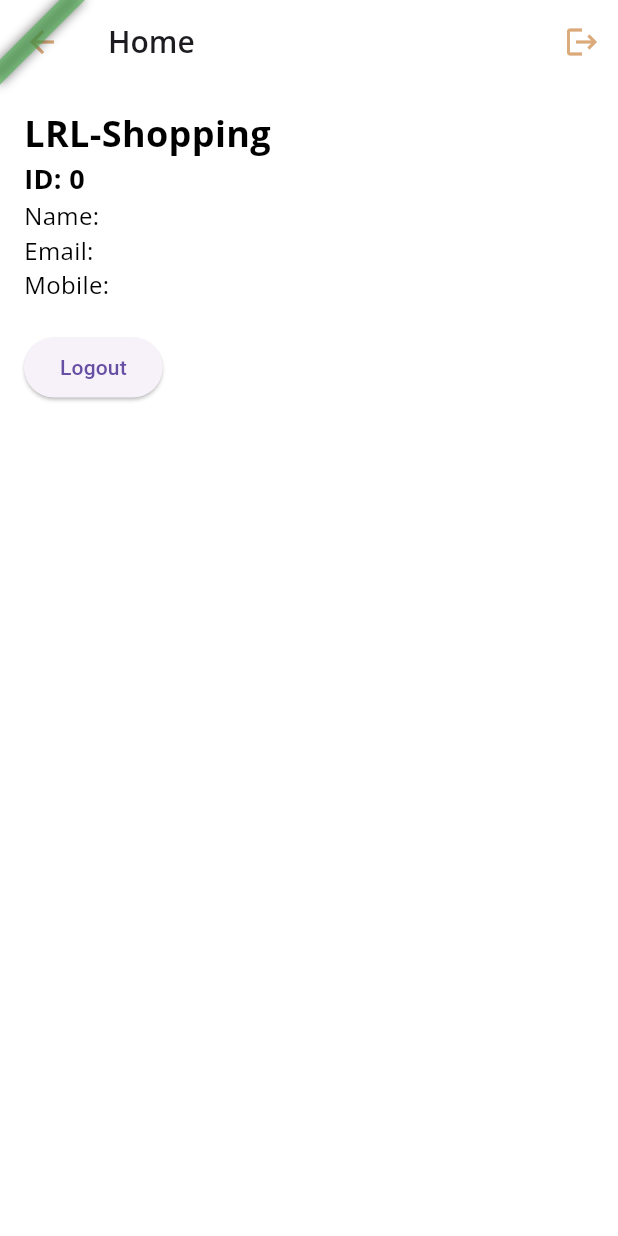
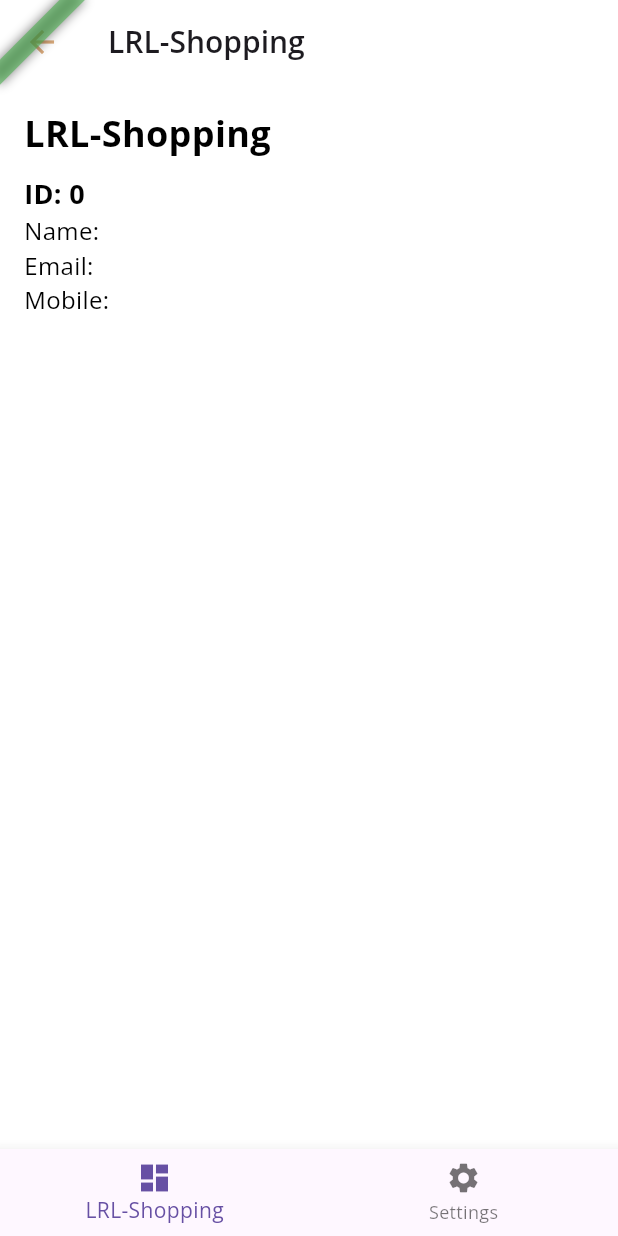
Before and after one commit to majharul-islam181/LRL-Shopping, a Flutter app: the HomePage screen opened directly, on a phone screen of 412 x 824 dp. Run offline on Flutter 3.47's test engine with Material 3 defaults, Android fonts, the phone set to English and light mode, and no system bars; our stand-ins replace dartz, dio, easy_localization, equatable, firebase_core, firebase_crashlytics and 5 more; accounts and stored records are empty; Roboto replaces fonts that are missing (Muli).

Commit message:
feat: bottom navbar added

```diff
--- /dev/null
+++ b/lib/feature/home/presentation/pages/dashboard_page.dart
@@ -0,0 +1,35 @@
+import 'package:flutter/material.dart';
+import 'package:easy_localization/easy_localization.dart';
+import 'package:lrl_shopping/core/language/generated/locale_keys.g.dart';
+import 'package:lrl_shopping/feature/auth/domain/entites/user.dart';
+
+class DashboardPage extends StatelessWidget {
+  final User user; // ✅ Receive user data from HomeBottomNavBar
+
+  const DashboardPage({super.key, required this.user});
+
+  @override
+  Widget build(BuildContext context) {
+    return Scaffold(
+      appBar: AppBar(title: Text(LocaleKeys.title.tr())),
+      body: Padding(
+        padding: const EdgeInsets.all(16.0),
+        child: Column(
+          crossAxisAlignment: CrossAxisAlignment.start,
+          children: [
+            Text(
+              LocaleKeys.title.tr(), // ✅ Uses translation
+              style: const TextStyle(fontSize: 24, fontWeight: FontWeight.bold),
+            ),
+            const SizedBox(height: 10),
+            Text("ID: ${user.id}",
+                style: const TextStyle(fontSize: 18, fontWeight: FontWeight.bold)),
+            Text("Name: ${user.name}", style: const TextStyle(fontSize: 16)),
+            Text("Email: ${user.email}", style: const TextStyle(fontSize: 16)),
+            Text("Mobile: ${user.mobile}", style: const TextStyle(fontSize: 16)),
+          ],
+        ),
+      ),
+    );
+  }
+}
--- a/lib/feature/home/presentation/pages/home_page.dart
+++ b/lib/feature/home/presentation/pages/home_page.dart
@@ -1,105 +1,12 @@
-// import 'package:easy_localization/easy_localization.dart';
-// import 'package:flutter/material.dart';
-// import 'package:lrl_shopping/feature/auth/domain/entites/user.dart';
-// import 'package:lrl_shopping/feature/auth/presentation/cubit/login_cubit.dart';
-// import 'package:lrl_shopping/feature/auth/presentation/cubit/login_state.dart';
-// import 'package:lrl_shopping/feature/auth/presentation/pages/login_page.dart';
-// import '../../../../core/services/storage_service.dart';
-// import 'package:flutter_bloc/flutter_bloc.dart';
+import 'package:flutter/material.dart';
+import 'package:flutter_bloc/flutter_bloc.dart';
+import '../../../auth/domain/entites/user.dart';
+import '../../../auth/presentation/cubit/login_cubit.dart';
+import '../../../auth/presentation/cubit/login_state.dart';
+import '../../../auth/presentation/pages/login_page.dart';
+import '../../../home/presentation/pages/widgets/home_bottom_navbar.dart';
+import '../../../../core/services/storage_service.dart';
 
-// class HomePage extends StatefulWidget {
-//   const HomePage({super.key});
-
-//   @override
-//   State<HomePage> createState() => _HomePageState();
-// }
-
-// class _HomePageState extends State<HomePage> {
-//   User? user;
-
-//   @override
-//   void initState() {
-//     super.initState();
-//     _loadUserData();
-//   }
-
-//   /// Loads user data from local storage
-//   Future<void> _loadUserData() async {
-//     final storageService = StorageService();
-//     User? storedUser = await storageService.getUserData();
-//     if (mounted) {
-//       setState(() {
-//         user = storedUser;
-//       });
-//     }
-//   }
-
-//   @override
-//   Widget build(BuildContext context) {
-//     return BlocListener<LoginCubit, LoginState>(
-//       listener: (context, state) {
-//         if (state is LoginInitial) {
-//           // User logged out, navigate to LoginPage
-//           Navigator.pushReplacement(
-//             context,
-//             MaterialPageRoute(builder: (context) => LoginPage()),
-//           );
-//         }
-//       },
-//       child: Scaffold(
-//         appBar: AppBar(
-//           title: Text("Home".tr()),
-//           actions: [
-//             IconButton(
-//               icon: const Icon(Icons.logout),
-//               onPressed: () => context.read<LoginCubit>().logoutUser(),
-//             ),
-//           ],
-//         ),
-//         body: user == null
-//             ? const Center(child: CircularProgressIndicator())
-//             : Padding(
-//                 padding: const EdgeInsets.all(16.0),
-//                 child: Column(
-//                   crossAxisAlignment: CrossAxisAlignment.start,
-//                   children: [
-//                     Text(
-//                       "title".tr(), // ✅ This should display "LRL-Shopping"
-//                       style: const TextStyle(
-//                           fontSize: 24, fontWeight: FontWeight.bold),
-//                     ),
-//                     Text("ID: ${user!.id}",
-//                         style: const TextStyle(
-//                             fontSize: 18, fontWeight: FontWeight.bold)),
-//                     Text("Name: ${user!.name}",
-//                         style: const TextStyle(fontSize: 16)),
-//                     Text("Email: ${user!.email}",
-//                         style: const TextStyle(fontSize: 16)),
-//                     Text("Mobile: ${user!.mobile}",
-//                         style: const TextStyle(fontSize: 16)),
-//                     const SizedBox(height: 20),
-//                     ElevatedButton(
-//                       onPressed: () => context.read<LoginCubit>().logoutUser(),
-//                       child: const Text("Logout"),
-//                     ),
-//                   ],
-//                 ),
-//               ),
-//       ),
-//     );
-//   }
-// }
-
-
-
-import 'package:flutter/material.dart';
-import 'package:easy_localization/easy_localization.dart';
-import 'package:flutter_bloc/flutter_bloc.dart';
-import 'package:lrl_shopping/feature/auth/domain/entites/user.dart';
-import 'package:lrl_shopping/feature/auth/presentation/cubit/login_cubit.dart';
-import 'package:lrl_shopping/feature/auth/presentation/cubit/login_state.dart';
-import 'package:lrl_shopping/feature/auth/presentation/pages/login_page.dart';
-import '../../../../core/services/storage_service.dart';
 
 class HomePage extends StatefulWidget {
   const HomePage({super.key});
@@ -135,50 +42,13 @@ class _HomePageState extends State<HomePage> {
         if (state is LoginInitial) {
           Navigator.pushReplacement(
             context,
-            MaterialPageRoute(builder: (context) => LoginPage()),
+            MaterialPageRoute(builder: (context) =>  LoginPage()),
           );
         }
       },
-      child: Scaffold(
-        appBar: AppBar(
-          title: Text("Home".tr()), // ✅ Uses translation
-          actions: [
-            IconButton(
-              icon: const Icon(Icons.logout),
-              onPressed: () => context.read<LoginCubit>().logoutUser(),
-            ),
-          ],
-        ),
-        body: user == null
-            ? const Center(child: CircularProgressIndicator())
-            : Padding(
-                padding: const EdgeInsets.all(16.0),
-                child: Column(
-                  crossAxisAlignment: CrossAxisAlignment.start,
-                  children: [
-                    Text(
-                      "title".tr(), // ✅ Ensures this text uses translation
-                      style: const TextStyle(
-                          fontSize: 24, fontWeight: FontWeight.bold),
-                    ),
-                    Text("ID: ${user!.id}",
-                        style: const TextStyle(
-                            fontSize: 18, fontWeight: FontWeight.bold)),
-                    Text("Name: ${user!.name}",
-                        style: const TextStyle(fontSize: 16)),
-                    Text("Email: ${user!.email}",
-                        style: const TextStyle(fontSize: 16)),
-                    Text("Mobile: ${user!.mobile}",
-                        style: const TextStyle(fontSize: 16)),
-                    const SizedBox(height: 20),
-                    ElevatedButton(
-                      onPressed: () => context.read<LoginCubit>().logoutUser(),
-                      child: const Text("Logout"),
-                    ),
-                  ],
-                ),
-              ),
-      ),
+      child: user == null
+          ? const Scaffold(body: Center(child: CircularProgressIndicator())) // ✅ Loading state
+          : HomeBottomNavBar(user: user!),
     );
   }
 }
--- /dev/null
+++ b/lib/feature/home/presentation/pages/setting_page.dart
@@ -0,0 +1,21 @@
+import 'package:flutter/material.dart';
+import 'package:easy_localization/easy_localization.dart';
+import 'package:flutter_bloc/flutter_bloc.dart';
+import 'package:lrl_shopping/feature/auth/presentation/cubit/login_cubit.dart';
+
+class SettingsPage extends StatelessWidget {
+  const SettingsPage({super.key});
+
+  @override
+  Widget build(BuildContext context) {
+    return Scaffold(
+      appBar: AppBar(title: Text("Settings".tr())),
+      body: Center(
+        child: ElevatedButton(
+          onPressed: () => context.read<LoginCubit>().logoutUser(),
+          child: const Text("Logout"),
+        ),
+      ),
+    );
+  }
+}
--- /dev/null
+++ b/lib/feature/home/presentation/pages/widgets/home_bottom_navbar.dart
@@ -0,0 +1,45 @@
+import 'package:flutter/material.dart';
+import 'package:easy_localization/easy_localization.dart';
+import 'package:lrl_shopping/core/language/generated/locale_keys.g.dart';
+import 'package:lrl_shopping/feature/auth/domain/entites/user.dart';
+import 'package:lrl_shopping/feature/home/presentation/pages/dashboard_page.dart';
+import 'package:lrl_shopping/feature/home/presentation/pages/setting_page.dart';
+class HomeBottomNavBar extends StatefulWidget {
+  final User user;
+
+  const HomeBottomNavBar({super.key, required this.user});
+
+  @override
+  State<HomeBottomNavBar> createState() => _HomeBottomNavBarState();
+}
+
+class _HomeBottomNavBarState extends State<HomeBottomNavBar> {
+  int _currentIndex = 0;
+
+  @override
+  Widget build(BuildContext context) {
+    return Scaffold(
+      body: _currentIndex == 0
+          ? DashboardPage(user: widget.user)
+          : const SettingsPage(),
+      bottomNavigationBar: BottomNavigationBar(
+        currentIndex: _currentIndex,
+        onTap: (index) {
+          setState(() {
+            _currentIndex = index;
+          });
+        },
+        items: [
+          BottomNavigationBarItem(
+            icon: const Icon(Icons.dashboard),
+            label: LocaleKeys.title.tr(),
+          ),
+          BottomNavigationBarItem(
+            icon: const Icon(Icons.settings),
+            label: "Settings".tr(),
+          ),
+        ],
+      ),
+    );
+  }
+}
--- a/lib/pages/my_home_page.dart
+++ /dev/null
@@ -1,29 +0,0 @@
-// ignore_for_file: use_key_in_widget_constructors
-
-import 'package:firebase_crashlytics/firebase_crashlytics.dart';
-import 'package:flutter/material.dart';
-import 'package:lrl_shopping/app/flavors.dart';
-
-class MyHomePage extends StatelessWidget {
-  const MyHomePage({super.key});
-
-  @override
-  Widget build(BuildContext context) {
-    return Scaffold(
-      appBar: AppBar(
-        title: Text(Flavors.title),
-      ),
-      body: Center(
-        child: GestureDetector(
-          onTap: () {
-            FirebaseCrashlytics.instance.crash();
-          },
-          child: Text(
-            'Hello ${Flavors.title}',
-            style: TextStyle(),
-          ),
-        ),
-      ),
-    );
-  }
-}
```
